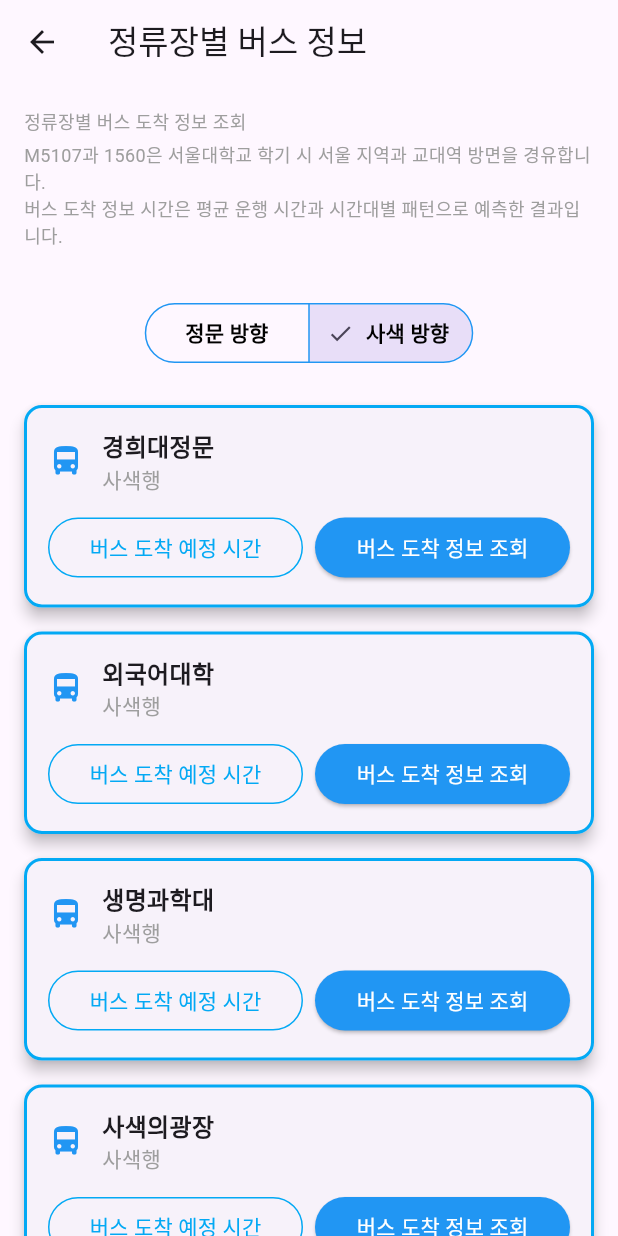
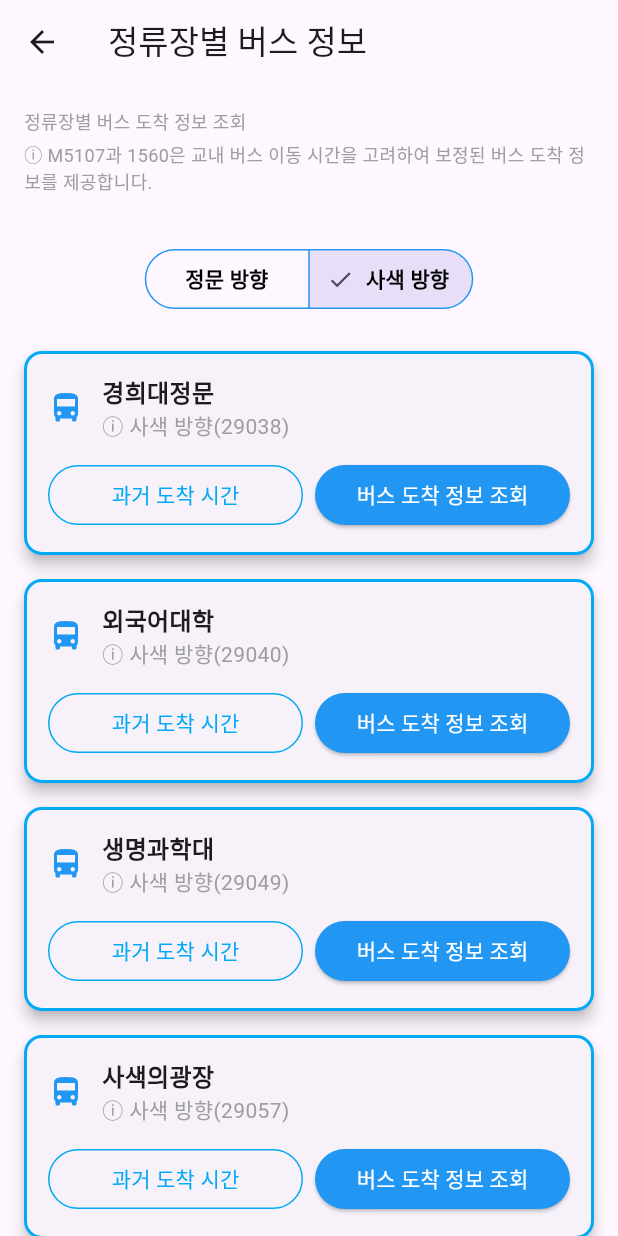
Before and after one commit to Brian0KIM/KHUBusEonje, a Flutter app: the StationScreen screen opened directly, on a phone screen of 412 x 824 dp. Run offline on Flutter 3.47's test engine with Material 3 defaults, Android fonts, the phone set to English and light mode, and no system bars; our stand-ins replace dio.

Commit message:
bus history fixed, design fixed

```diff
--- a/front/lib/station_screen.dart
+++ b/front/lib/station_screen.dart
@@ -13,16 +13,16 @@ class _StationScreenState extends State<StationScreen> {
   // 정류장 데이터
   final Map<String, List<Map<String, String>>> stationData = {
     'ascending': [ // 정문 방향
-      {'name': '사색의 광장', 'description': ''},
-      {'name': '생명과학대.산업대학', 'description': '정문행'},
-      {'name': '경희대체육대학.외대', 'description': '정문행'},
-      {'name': '경희대학교(정건)', 'description': '정문행'},
+      {'name': '사색의 광장', 'description': 'ⓘ 정문 방향(29059)'},
+      {'name': '생명과학대.산업대학', 'description': 'ⓘ 정문 방향(29050)'},
+      {'name': '경희대체육대학.외대', 'description': 'ⓘ 정문 방향(29044)'},
+      {'name': '경희대학교(정건)', 'description': 'ⓘ 정문 방향(04241)'},
     ],
     'descending': [ // 사색 방향
-      {'name': '경희대정문', 'description': '사색행'},
-      {'name': '외국어대학', 'description': '사색행'},
-      {'name': '생명과학대', 'description': '사색행'},
-      {'name': '사색의광장', 'description': '사색행'},
+      {'name': '경희대정문', 'description': 'ⓘ 사색 방향(29038)'},
+      {'name': '외국어대학', 'description': 'ⓘ 사색 방향(29040)'},
+      {'name': '생명과학대', 'description': 'ⓘ 사색 방향(29049)'},
+      {'name': '사색의광장', 'description': 'ⓘ 사색 방향(29057)'},
     ],
   };
 
@@ -49,19 +49,12 @@ class _StationScreenState extends State<StationScreen> {
               ),
               SizedBox(height: 4),
               Text(
-                'M5107과 1560은 서울대학교 학기 시 서울 지역과 교대역 방면을 경유합니다.',
+                'ⓘ M5107과 1560은 교내 버스 이동 시간을 고려하여 보정된 버스 도착 정보를 제공합니다.',
                 style: TextStyle(
                   color: Colors.grey,
                   fontSize: 12,
                 ),
               ),
-              Text(
-                '버스 도착 정보 시간은 평균 운행 시간과 시간대별 패턴으로 예측한 결과입니다.',
-                style: TextStyle(
-                  color: Colors.grey,
-                  fontSize: 12,
-                ),
-                ),
               ],
             ),
           ),
@@ -173,7 +166,7 @@ class _StationScreenState extends State<StationScreen> {
                                       onPressed: () {
                                         // TODO: 버스 도착 예정 시간 기능 구현
                                       },
-                                      child: const Text('버스 도착 예정 시간'),
+                                      child: const Text('과거 도착 시간'),
                                     ),
                                   ),
                                   const SizedBox(width: 8),
```
Also changed, not shown: 1 other file.
